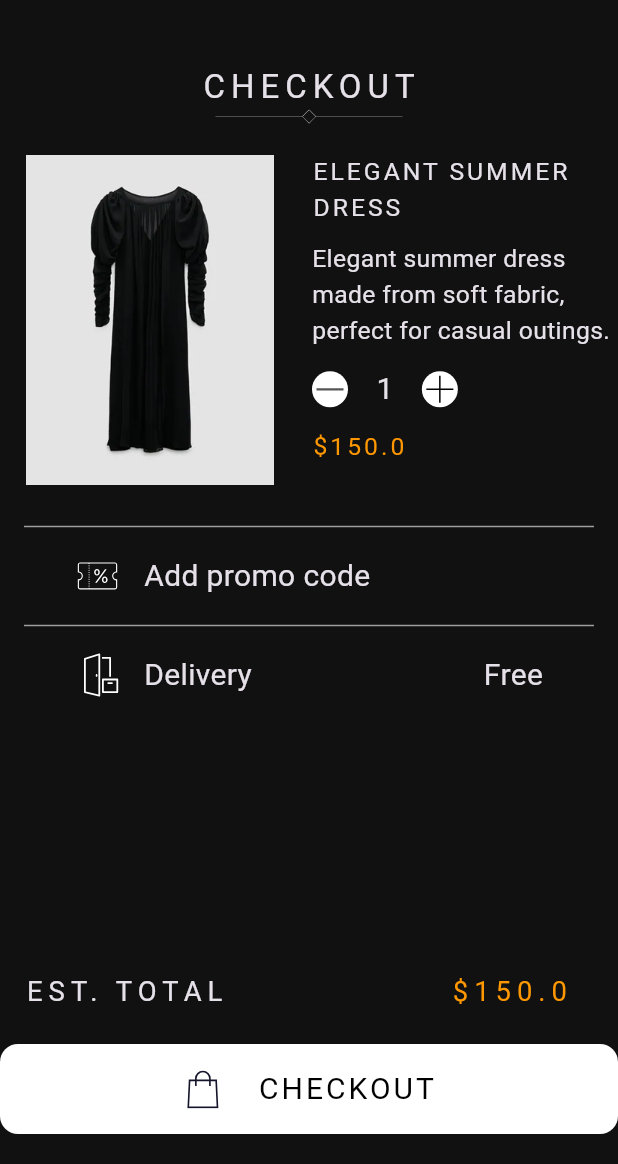
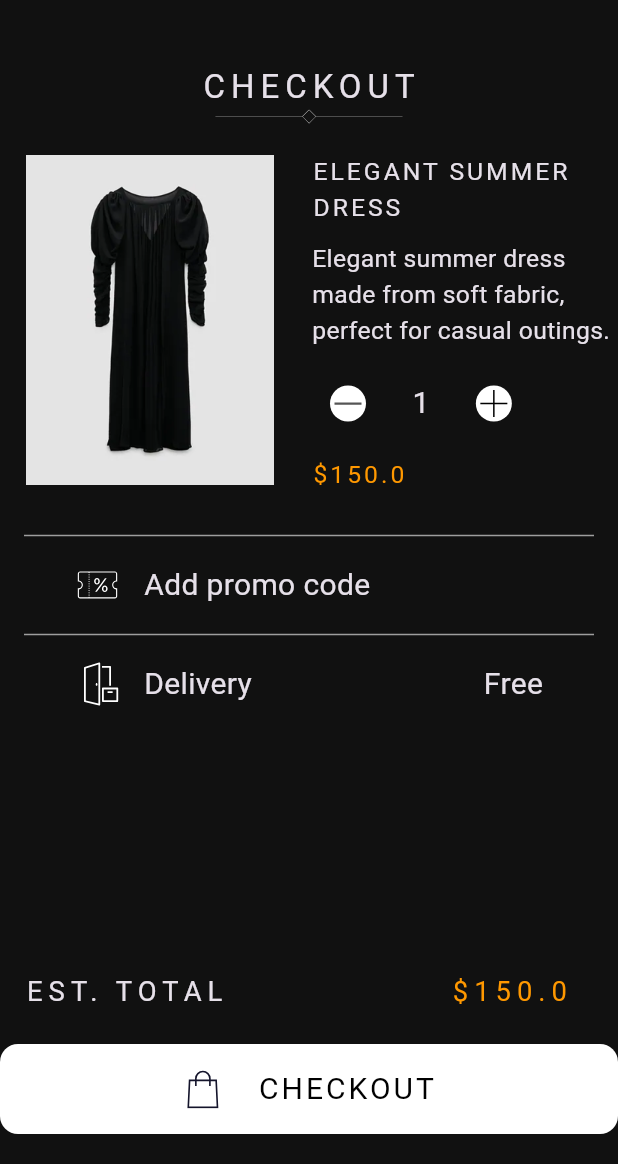
Before and after one commit to Omar-Tmam/Open-Fashion, a Flutter app: the ProductDetailsMobileView screen opened directly with sample values from the repository, on a phone screen of 412 x 824 dp, the part 72-1236 px from its top. Run offline on Flutter 3.47's test engine with Material 3 defaults, Android fonts, the phone set to English and light mode, and no system bars; our stand-ins replace flutter_credit_card, flutter_svg, gap, go_router; Roboto replaces fonts that are missing (TenorSans).

Commit message:
app done

```diff
--- a/lib/Features/product_details/presentation/views/widgets/cart_widget.dart
+++ b/lib/Features/product_details/presentation/views/widgets/cart_widget.dart
@@ -37,11 +37,12 @@ class CartWidget extends StatelessWidget {
               Gap(12),
               Row(
                 children: [
-                  InkWell(
-                    onTap: () {
+                  IconButton(
+                    padding: EdgeInsets.zero,
+                    onPressed: () {
                       itemContNotifer.value > 1 ? itemContNotifer.value-- : null;
                     },
-                    child: Container(
+                    icon: Container(
                       decoration: BoxDecoration(shape: BoxShape.circle, color: Colors.white),
                       child: SvgPicture.asset(Assets.imgsNeg, width: 24, height: 26),
                     ),
@@ -57,9 +58,10 @@ class CartWidget extends StatelessWidget {
                     },
                   ),
                   Gap(18),
-                  InkWell(
-                    onTap: () => itemContNotifer.value++,
-                    child: Container(
+                  IconButton(
+                    padding: EdgeInsets.zero,
+                    onPressed: () => itemContNotifer.value++,
+                    icon: Container(
                       decoration: BoxDecoration(shape: BoxShape.circle, color: Colors.white),
                       child: SvgPicture.asset(Assets.imgsPlus, width: 24, height: 26),
                     ),
```
Also changed, not shown: lib/Features/shipping_view/presentation/views/widgets/address_info_widget.dart (+6 -3 lines), lib/Features/shipping_view/presentation/views/widgets/dialog_body.dart (+6 -1 lines).
